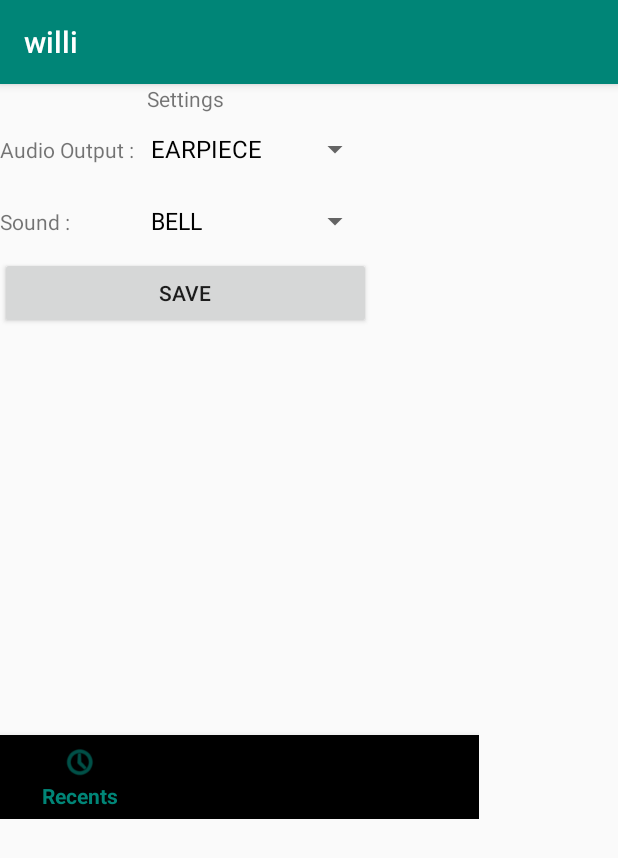
After one commit to comomind/swa2019, an Android app: the fragment SettingFragment placed in its activity, on a phone screen of 412 x 824 dp. The commit adds this screen. Shown: the top 858 px of the screen. Run offline under Robolectric (Android 15) with nearby library versions, the phone set to English and light mode, and no system bars.

Commit message:
[willi] add SettingFragmaent

```diff
--- a/source/client/willi/app/src/main/java/com/lg/sixsenses/willi/logic/CallReceiveService.java
+++ b/source/client/willi/app/src/main/java/com/lg/sixsenses/willi/logic/CallReceiveService.java
@@ -22,6 +22,5 @@ public class CallReceiveService extends Service {
         Log.d(TAG,"Start CallReceiveService~~~");
         CallHandler.getInstance().setContext(getApplicationContext());
         CallHandler.getInstance().startCallHandler();
-
     }
 }
--- a/source/client/willi/app/src/main/java/com/lg/sixsenses/willi/repository/ConstantsWilli.java
+++ b/source/client/willi/app/src/main/java/com/lg/sixsenses/willi/repository/ConstantsWilli.java
@@ -2,6 +2,9 @@ package com.lg.sixsenses.willi.repository;
 
 public class ConstantsWilli {
 
+
+    //public static final String SERVER_IP = "192.168.225.31";
+    //public static final String SERVER_IP = "128.237.193.216";
     public static final String SERVER_IP = "10.0.1.67";
     public static final int SERVER_TCP_PORT = 8081;
     public static final int CLIENT_BASE_UDP_AUDIO_PORT = 60000;
--- a/source/client/willi/app/src/main/java/com/lg/sixsenses/willi/repository/DataManager.java
+++ b/source/client/willi/app/src/main/java/com/lg/sixsenses/willi/repository/DataManager.java
@@ -15,6 +15,8 @@ public class DataManager extends Observable {
     }
 
     public enum CallStatus {IDLE, CALLING, RINGING, CONNECTED}
+    public enum AudioOutput {BLUETOOTH, SPEAKER, EARPIECE }
+    public enum Sound {BELL, VIBRATE, MUTE }
 
     private DataManager() {
     }
@@ -28,6 +30,8 @@ public class DataManager extends Observable {
     private long callId;
     private ArrayList<UdpInfo> peerUdpInfoList;
     private UdpInfo myUdpInfo;
+    private AudioOutput audioOutput;
+    private Sound sound;
 
     public void clearCallInfo()
     {
@@ -110,6 +114,22 @@ public class DataManager extends Observable {
         this.peerUdpInfoList = peerUdpInfoList;
     }
 
+    public AudioOutput getAudioOutput() {
+        return audioOutput;
+    }
+
+    public void setAudioOutput(AudioOutput audioOutput) {
+        this.audioOutput = audioOutput;
+    }
+
+    public Sound getSound() {
+        return sound;
+    }
+
+    public void setSound(Sound sound) {
+        this.sound = sound;
+    }
+
     public void NotifyUpdate(UpdatedData data) {
         Log.d(TAG,"NotifyUpdate");
         setChanged();
--- a/source/client/willi/app/src/main/java/com/lg/sixsenses/willi/ui/CallStateActivity.java
+++ b/source/client/willi/app/src/main/java/com/lg/sixsenses/willi/ui/CallStateActivity.java
@@ -29,7 +29,6 @@ import java.util.Observer;
 public class CallStateActivity extends AppCompatActivity implements Observer {
 
     public static final String TAG = CallStateActivity.class.getName().toString();
-    private GifImageView gifImageView;
     private TextView textViewCallstate;
     private Button buttonAccept;
     private Button buttonReject;
@@ -51,8 +50,6 @@ public class CallStateActivity extends AppCompatActivity implements Observer {
         textViewCallstate = (TextView)findViewById(R.id.textViewCallState);
         buttonAccept = (Button)findViewById(R.id.buttonAccept);
         buttonReject = (Button)findViewById(R.id.buttonReject);
-//        gifImageView = (GifImageView) findViewById(R.id.GifImageView);
-//        gifImageView.setGifImageResource(R.drawable.calling);
         imageViewState = (ImageView)findViewById(R.id.imageViewState);
 
         // for test
@@ -117,8 +114,6 @@ public class CallStateActivity extends AppCompatActivity implements Observer {
     {
         if(DataManager.getInstance().getCallStatus() == DataManager.CallStatus.CALLING)
         {
-//            gifImageView = (GifImageView) findViewById(R.id.GifImageView);
-//            gifImageView.setGifImageResource(R.drawable.calling);
             imageViewState.setImageResource(R.drawable.calling);
             textViewCallstate.setText("Calling to "+DataManager.getInstance().getCalleePhoneNum());
             buttonReject.setEnabled(true);
--- /dev/null
+++ b/source/client/willi/app/src/main/java/com/lg/sixsenses/willi/ui/SettingFragment.java
@@ -0,0 +1,104 @@
+package com.lg.sixsenses.willi.ui;
+
+import android.content.Intent;
+import android.os.Bundle;
+import android.support.annotation.NonNull;
+import android.support.annotation.Nullable;
+import android.support.v4.app.Fragment;
+import android.util.Log;
+import android.view.LayoutInflater;
+import android.view.View;
+import android.view.ViewGroup;
+import android.widget.AdapterView;
+import android.widget.ArrayAdapter;
+import android.widget.Button;
+import android.widget.Spinner;
+
+import com.lg.sixsenses.willi.R;
+import com.lg.sixsenses.willi.logic.callmanager.CallHandler;
+import com.lg.sixsenses.willi.repository.DataManager;
+import com.lg.sixsenses.willi.repository.UpdatedData;
+
+import java.util.ArrayList;
+
+/**
+ * A simple {@link Fragment} subclass.
+ * Activities that contain this fragment must implement the
+ * {@link SettingFragment.OnFragmentInteractionListener} interface
+ * to handle interaction events.
+ * Use the {@link SettingFragment#newInstance} factory method to
+ * create an instance of this fragment.
+ */
+public class SettingFragment extends Fragment {
+    public static final String TAG = SettingFragment.class.getName().toString();
+    private Spinner spinnerAudioOutput;
+    private Spinner spinnerSound;
+    private Button buttonSave;
+    // TODO: Rename parameter arguments, choose names that match
+    // the fragment initialization parameters, e.g. ARG_ITEM_NUMBER
+
+    @Override
+    public View onCreateView(LayoutInflater inflater,ViewGroup container,
+                             Bundle savedInstanceState) {
+        View view = inflater.inflate(R.layout.fragment_setting, container, false);
+
+        // Audio Output Setting
+        spinnerAudioOutput = (Spinner)view.findViewById(R.id.spinnerAudioOutput);
+        String[] items = new String[]{  DataManager.AudioOutput.BLUETOOTH.toString(),
+                                        DataManager.AudioOutput.SPEAKER.toString(),
+                                        DataManager.AudioOutput.EARPIECE.toString()};
+        ArrayAdapter<String> adapter = new ArrayAdapter<String>(getActivity(),android.R.layout.simple_spinner_dropdown_item,items);
+        spinnerAudioOutput.setAdapter(adapter);
+
+        DataManager.AudioOutput ao = DataManager.getInstance().getAudioOutput();
+
+        int index = 0;
+        if(ao == DataManager.AudioOutput.BLUETOOTH) index = 0;
+        else if (ao == DataManager.AudioOutput.SPEAKER) index = 1;
+        else if (ao == DataManager.AudioOutput.EARPIECE) index = 2;
+        spinnerAudioOutput.setSelection(index);
+
+        // Sounf Setting
+        spinnerSound = (Spinner)view.findViewById(R.id.spinnerSound);
+        String[] itemsSound = new String[]{  DataManager.Sound.BELL.toString(),
+                DataManager.Sound.VIBRATE.toString(),
+                DataManager.Sound.MUTE.toString()};
+        ArrayAdapter<String> adapterSound = new ArrayAdapter<String>(getActivity(),android.R.layout.simple_spinner_dropdown_item,itemsSound);
+        spinnerSound.setAdapter(adapterSound);
+
+        DataManager.Sound so = DataManager.getInstance().getSound();
+
+        int indexSound = 0;
+        if(so == DataManager.Sound.BELL) indexSound = 0;
+        else if (so == DataManager.Sound.VIBRATE) indexSound = 1;
+        else if (so == DataManager.Sound.MUTE) indexSound = 2;
+        spinnerSound.setSelection(indexSound);
+
+        buttonSave = (Button)view.findViewById(R.id.buttonSave);
+        buttonSave.setOnClickListener(new View.OnClickListener()
+        {
+            @Override
+            public void onClick(View v) {
+                DataManager.AudioOutput selected = DataManager.AudioOutput.values()[spinnerAudioOutput.getSelectedItemPosition()];
+                if(selected != DataManager.getInstance().getAudioOutput()) {
+                    DataManager.getInstance().setAudioOutput(selected);
+                    UpdatedData data = new UpdatedData();
+                    data.setType("AudioOutput");
+                    data.setData(selected);
+                    DataManager.getInstance().NotifyUpdate(data);
+                }
+
+                DataManager.Sound selectedSound = DataManager.Sound.values()[spinnerSound.getSelectedItemPosition()];
+                if(selectedSound != DataManager.getInstance().getSound()) {
+                    DataManager.getInstance().setSound(selectedSound);
+                    UpdatedData data = new UpdatedData();
+                    data.setType("Sound");
+                    data.setData(selected);
+                    DataManager.getInstance().NotifyUpdate(data);
+                }
+            }
+        });
+
+        return view;
+    }
+}
--- a/source/client/willi/app/src/main/java/com/lg/sixsenses/willi/ui/TestActivity.java
+++ b/source/client/willi/app/src/main/java/com/lg/sixsenses/willi/ui/TestActivity.java
@@ -5,7 +5,9 @@ import android.support.annotation.Nullable;
 import android.support.v7.app.AppCompatActivity;
 import android.util.Log;
 import android.view.View;
+import android.widget.ArrayAdapter;
 import android.widget.EditText;
+import android.widget.Spinner;
 import android.widget.TextView;
 
 import com.lg.sixsenses.willi.R;
@@ -36,7 +38,6 @@ public class TestActivity extends AppCompatActivity {
 
         textView = (TextView)findViewById(R.id.textViewIP);
         textView.setText(Util.getIPAddress());
-
         audioIo = new AudioIo(getApplicationContext());
         audioIo.setAudioCodec(AudioCodecFactory.getCodec(AudioCodecConst.CodecType.OPUS));
     }
--- a/source/client/willi/app/src/main/res/layout/activity_dial.xml
+++ b/source/client/willi/app/src/main/res/layout/activity_dial.xml
@@ -21,9 +21,8 @@
         <android.support.design.widget.BottomNavigationView
             android:id="@+id/bottom_navigation_view"
             android:layout_width="match_parent"
-            android:layout_height="89dp"
+            android:layout_height="wrap_content"
             android:layout_gravity="bottom"
-            android:background="?android:attr/windowBackground"
             app:menu="@menu/menu_bottom"
             tools:visibility="visible">
 
--- a/source/client/willi/app/src/main/res/layout/activity_test.xml
+++ b/source/client/willi/app/src/main/res/layout/activity_test.xml
@@ -81,8 +81,6 @@
                 android:onClick="buttonStopClick"
                 android:text="Stop" />
         </TableRow>
-
-
     </TableLayout>
 
 
--- a/source/client/willi/app/src/main/res/layout/fragment_dialpad.xml
+++ b/source/client/willi/app/src/main/res/layout/fragment_dialpad.xml
@@ -144,7 +144,6 @@
                 android:layout_width="wrap_content"
                 android:layout_height="wrap_content"
                 android:backgroundTint="#00897B"
-                android:onClick="buttonSendClick"
                 android:src="@android:drawable/stat_sys_phone_call" />
 
             <ImageView
@@ -153,5 +152,6 @@
                 android:layout_height="wrap_content"
                 android:src="?attr/colorBackgroundFloating" />
         </TableRow>
+
     </TableLayout>
 </FrameLayout>
--- /dev/null
+++ b/source/client/willi/app/src/main/res/layout/fragment_setting.xml
@@ -0,0 +1,64 @@
+<?xml version="1.0" encoding="utf-8"?>
+<FrameLayout xmlns:android="http://schemas.android.com/apk/res/android"
+    xmlns:tools="http://schemas.android.com/tools"
+    android:layout_width="match_parent"
+    android:layout_height="match_parent"
+    tools:context=".ui.SettingFragment">
+
+    <TableLayout
+        android:layout_width="match_parent"
+        android:layout_height="match_parent"
+        android:layout_gravity="center_vertical">
+
+        <TableRow>
+
+            <TextView
+                android:layout_width="wrap_content"
+                android:layout_height="wrap_content"
+                android:layout_span="2"
+                android:gravity="center|center_vertical"
+                android:text="Settings" />
+        </TableRow>
+
+        <TableRow>
+
+            <TextView
+                android:layout_width="wrap_content"
+                android:layout_height="wrap_content"
+                android:gravity="center_vertical"
+                android:text="Audio Output : " />
+
+            <Spinner
+                android:id="@+id/spinnerAudioOutput"
+                android:layout_width="wrap_content"
+                android:layout_height="wrap_content"
+                android:spinnerMode="dropdown" />
+
+        </TableRow>
+
+        <TableRow>
+
+            <TextView
+                android:layout_width="wrap_content"
+                android:layout_height="wrap_content"
+                android:gravity="center_vertical"
+                android:text="Sound : " />
+
+            <Spinner
+                android:id="@+id/spinnerSound"
+                android:layout_width="wrap_content"
+                android:layout_height="wrap_content"
+                android:spinnerMode="dropdown" />
+
+        </TableRow>
+        <TableRow>
+
+            <Button
+                android:id="@+id/buttonSave"
+                android:layout_width="wrap_content"
+                android:layout_height="wrap_content"
+                android:layout_span="2"
+                android:text="Save" />
+        </TableRow>
+    </TableLayout>
+</FrameLayout>
```
Also changed, not shown: source/client/willi/app/src/main/java/com/lg/sixsenses/willi/ui/DialActivity.java (+58 -3 lines), source/client/willi/app/src/main/java/com/lg/sixsenses/willi/ui/DialpadFragment.java (+8 -0 lines), source/client/willi/app/src/main/java/com/lg/sixsenses/willi/ui/GifImageView.java (deleted, +0 -92 lines), source/client/willi/app/src/main/java/com/lg/sixsenses/willi/ui/LoginActivity.java (+15 -6 lines), source/client/willi/app/src/main/java/com/lg/sixsenses/willi/ui/recentsFragment.java (deleted, +0 -32 lines), source/client/willi/app/src/main/res/layout/fragment_recents.xml (deleted, +0 -14 lines).
